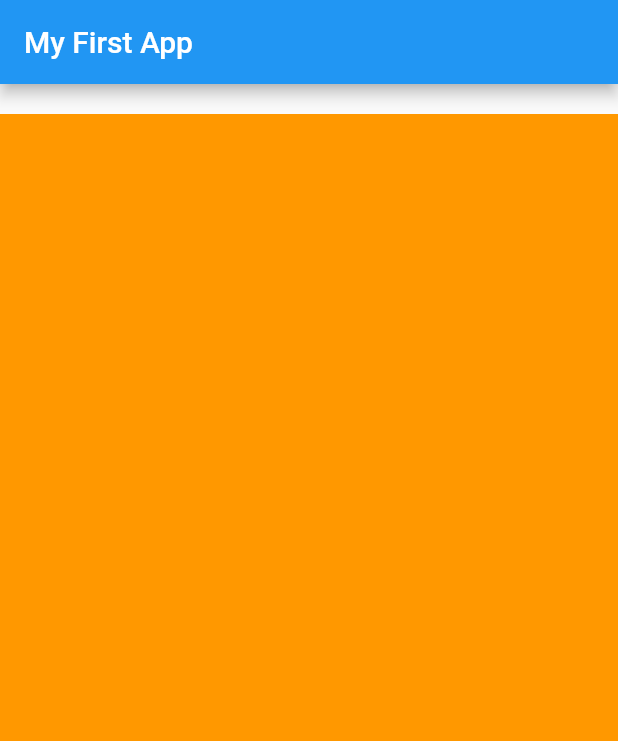
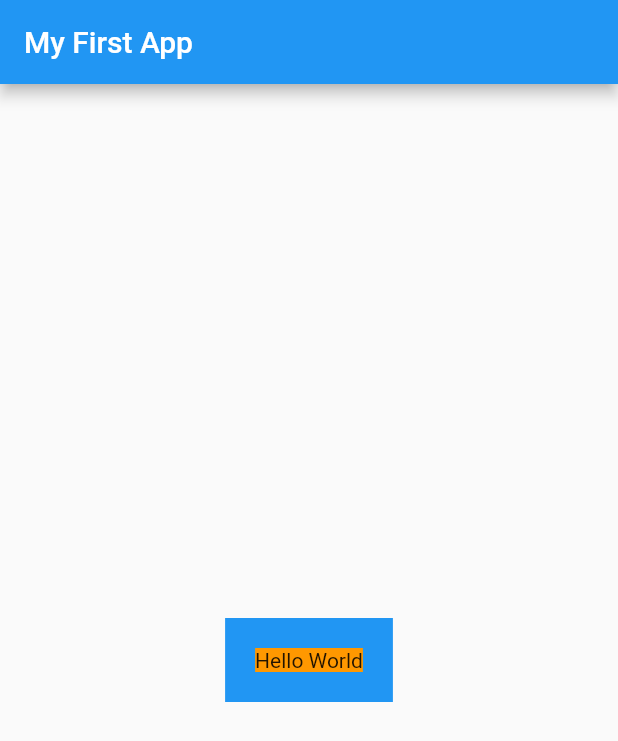
Before and after one commit to shreyash-jain/lpu_git, a Flutter app: the screen it shows after launch, on a phone screen of 412 x 824 dp. Shown: the top 741 px of the screen. Run offline on Flutter 3.47's test engine with Material 2 defaults, Android fonts, the phone set to English and light mode, and no system bars.

Commit message:
changes for orange and blue container

```diff
--- a/first_app/lib/main.dart
+++ b/first_app/lib/main.dart
@@ -15,9 +15,15 @@ class MyApp extends StatelessWidget {
   Widget build(BuildContext context) {
     return Scaffold(
       appBar: AppBar(title: Text("My First App")),
-      body: Container(
-        color: Colors.orange,
-        margin: EdgeInsets.only(top: 20.0),
+      body: Center(
+        child: Container(
+          color: Colors.blue,
+          child: Container(
+            color: Colors.orange,
+            margin: EdgeInsets.all(20.0),
+            child: Text("Hello World"),
+          ),
+        ),
       ),
     );
   }
```
